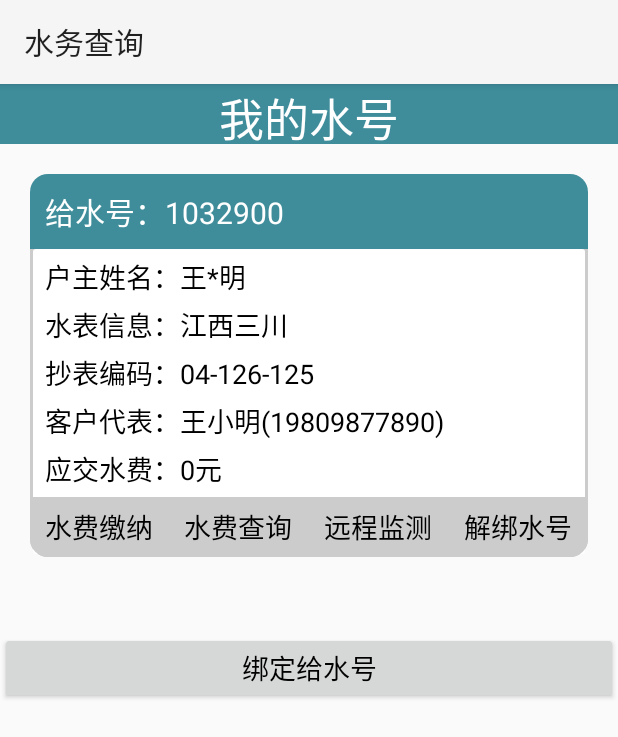
After one commit to CoCoCorina/Water_Query, an Android app: the WaterAccountActivity screen opened directly, with no data from a screen before it, on a phone screen of 412 x 824 dp. The commit adds this screen. Shown: the top 737 px of the screen. Run offline under Robolectric (Android 15) with nearby library versions, the phone set to English and light mode, and no system bars.

Commit message:
我的水号Activity

```diff
--- a/app/src/main/AndroidManifest.xml
+++ b/app/src/main/AndroidManifest.xml
@@ -11,7 +11,8 @@
         android:roundIcon="@mipmap/ic_launcher_round"
         android:supportsRtl="true"
         android:theme="@style/AppTheme">
-        <activity android:name=".activity.PayActivity"></activity>
+        <activity android:name=".activity.WaterAccountActivity"></activity>
+        <activity android:name=".activity.PayActivity" />
         <activity android:name=".activity.BillDetailsActivity" />
         <activity android:name=".activity.MainActivity" />
         <activity android:name=".activity.WelcomeActivity">
--- /dev/null
+++ b/app/src/main/java/com/dev/water_query/activity/WaterAccountActivity.java
@@ -0,0 +1,86 @@
+package com.dev.water_query.activity;
+
+import android.content.Intent;
+import android.os.Bundle;
+import android.view.View;
+import android.widget.TextView;
+
+import androidx.appcompat.app.AppCompatActivity;
+
+import com.dev.water_query.R;
+
+/**
+ * @version: v1.0
+ * @ClassName: WaterAccountActivity
+ * @Package: com.dev.water_query.activity
+ * @Description: 我要缴费Activity
+ * @author: Corina
+ * @date: 2020/10/30 15:09
+ */
+public class WaterAccountActivity extends AppCompatActivity {
+    private TextView mAccountSupplyNumber, mAccountName, mAccountInfo,
+            mAccountCode, mAccountDelegate, mAccountFee,
+            mBtnAccountPay, mBtnAccountQuery, mBtnAccountMonitor, mBtnAccountUnbundling;
+
+
+    @Override
+    protected void onCreate(Bundle savedInstanceState) {
+        super.onCreate(savedInstanceState);
+        setContentView(R.layout.activity_water_account);
+
+        initView();
+        initData();
+        setListener();
+    }
+
+    private void initView() {
+        mAccountSupplyNumber = findViewById(R.id.account_supply_number);
+        mAccountName = findViewById(R.id.account_name);
+        mAccountInfo = findViewById(R.id.account_info);
+        mAccountCode = findViewById(R.id.account_code);
+        mAccountDelegate = findViewById(R.id.account_delegate);
+        mAccountFee = findViewById(R.id.account_fee);
+        mBtnAccountPay = findViewById(R.id.btn_account_pay);
+        mBtnAccountQuery = findViewById(R.id.btn_account_query);
+        mBtnAccountMonitor = findViewById(R.id.btn_account_monitor);
+        mBtnAccountUnbundling = findViewById(R.id.btn_account_unbundling);
+    }
+
+
+    private void initData() {
+        mAccountSupplyNumber.append("1032900");
+        mAccountName.append("王*明");
+        mAccountInfo.append("江西三川");
+        mAccountCode.append("04-126-125");
+        mAccountDelegate.append("王小明(19809877890)");
+        mAccountFee.append("0" + "元");
+    }
+
+    private void setListener() {
+
+        mBtnAccountPay.setOnClickListener(new View.OnClickListener() {
+            @Override
+            public void onClick(View v) {
+                startActivity(new Intent(getBaseContext(), PayActivity.class));
+            }
+        });
+        mBtnAccountQuery.setOnClickListener(new View.OnClickListener() {
+            @Override
+            public void onClick(View v) {
+                startActivity(new Intent(getBaseContext(), BillDetailsActivity.class));
+            }
+        });
+        mBtnAccountMonitor.setOnClickListener(new View.OnClickListener() {
+            @Override
+            public void onClick(View v) {
+
+            }
+        });
+        mBtnAccountUnbundling.setOnClickListener(new View.OnClickListener() {
+            @Override
+            public void onClick(View v) {
+
+            }
+        });
+    }
+}
--- a/app/src/main/java/com/dev/water_query/fragment/HomeFragment.java
+++ b/app/src/main/java/com/dev/water_query/fragment/HomeFragment.java
@@ -17,6 +17,7 @@ import android.widget.Toast;
 import com.dev.water_query.R;
 import com.dev.water_query.activity.BillDetailsActivity;
 import com.dev.water_query.activity.PayActivity;
+import com.dev.water_query.activity.WaterAccountActivity;
 import com.dev.water_query.adapter.GridViewAdapter;
 import com.dev.water_query.adapter.ImagePagerAdapter;
 import com.dev.water_query.adapter.ViewPagerAdapter;
@@ -116,7 +117,7 @@ public class HomeFragment extends Fragment implements View.OnClickListener {
         mListGridViewService = new ArrayList<GridViewEntity>();
         mListGridViewService.add(new GridViewEntity(R.drawable.ic_baseline_chat_24, "水费查询"));
         mListGridViewService.add(new GridViewEntity(R.drawable.ic_baseline_apps_24, "我要交费"));
-        mListGridViewService.add(new GridViewEntity(R.drawable.ic_baseline_chat_24, "用水价格"));
+        mListGridViewService.add(new GridViewEntity(R.drawable.ic_baseline_chat_24, "我的水号"));
         mListGridViewService.add(new GridViewEntity(R.drawable.ic_baseline_chat_24, "电子发票"));
         mListGridViewService.add(new GridViewEntity(R.drawable.ic_baseline_chat_24, "停水降压通知"));
         mListGridViewService.add(new GridViewEntity(R.drawable.ic_baseline_chat_24, "水质水压公告"));
@@ -188,6 +189,9 @@ public class HomeFragment extends Fragment implements View.OnClickListener {
                     case 1:
                         startActivity(new Intent(getActivity(), PayActivity.class));
                         break;
+                    case 2:
+                        startActivity(new Intent(getActivity(), WaterAccountActivity.class));
+                        break;
                     default:
                         Toast.makeText(getActivity(), "hello service item " + position, Toast.LENGTH_SHORT).show();
                         break;
--- a/app/src/main/java/com/dev/water_query/fragment/ServiceFragment.java
+++ b/app/src/main/java/com/dev/water_query/fragment/ServiceFragment.java
@@ -1,8 +1,8 @@
 package com.dev.water_query.fragment;
 
 import android.content.Context;
+import android.content.Intent;
 import android.os.Bundle;
-import androidx.fragment.app.Fragment;
 import android.view.LayoutInflater;
 import android.view.View;
 import android.view.ViewGroup;
@@ -11,7 +11,11 @@ import android.widget.BaseAdapter;
 import android.widget.GridView;
 import android.widget.Toast;
 
+import androidx.fragment.app.Fragment;
+
 import com.dev.water_query.R;
+import com.dev.water_query.activity.BillDetailsActivity;
+import com.dev.water_query.activity.PayActivity;
 import com.dev.water_query.adapter.GridViewAdapter;
 import com.dev.water_query.entity.GridViewEntity;
 
@@ -47,7 +51,7 @@ public class ServiceFragment extends Fragment {
                              Bundle savedInstanceState) {
         mRootView = inflater.inflate(R.layout.service_fragment, container, false);
 
-        initView(inflater,container);
+        initView(inflater, container);
         initData();
         setListener();
 
@@ -119,7 +123,15 @@ public class ServiceFragment extends Fragment {
         mGridViewService.setOnItemClickListener(new AdapterView.OnItemClickListener() {
             @Override
             public void onItemClick(AdapterView<?> parent, View view, int position, long id) {
-                Toast.makeText(mContext, "你点击了~" + position + "~项", Toast.LENGTH_SHORT).show();
+                switch (position) {
+                    case 0:
+                        startActivity(new Intent(getActivity(), BillDetailsActivity.class));
+                        break;
+                    case 1:
+                        startActivity(new Intent(getActivity(), PayActivity.class));
+                        break;
+                    default:
+                }
             }
         });
 
--- /dev/null
+++ b/app/src/main/res/drawable/text_backgroud_bottom_left.xml
@@ -0,0 +1,10 @@
+<?xml version="1.0" encoding="utf-8"?>
+<layer-list xmlns:android="http://schemas.android.com/apk/res/android">
+    <item>
+        <shape android:shape="rectangle">
+            <solid android:color="#cccccc" />
+            <corners android:bottomLeftRadius="18px" />
+        </shape>
+    </item>
+
+</layer-list>
--- /dev/null
+++ b/app/src/main/res/drawable/text_backgroud_bottom_right.xml
@@ -0,0 +1,10 @@
+<?xml version="1.0" encoding="utf-8"?>
+<layer-list xmlns:android="http://schemas.android.com/apk/res/android">
+    <item>
+        <shape android:shape="rectangle">
+            <solid android:color="#cccccc" />
+            <corners android:bottomRightRadius="18px" />
+        </shape>
+    </item>
+
+</layer-list>
--- /dev/null
+++ b/app/src/main/res/layout/activity_water_account.xml
@@ -0,0 +1,168 @@
+<?xml version="1.0" encoding="utf-8"?>
+<LinearLayout xmlns:android="http://schemas.android.com/apk/res/android"
+    xmlns:tools="http://schemas.android.com/tools"
+    android:layout_width="match_parent"
+    android:layout_height="match_parent"
+    android:orientation="vertical"
+    tools:context=".activity.PayActivity">
+
+    <LinearLayout
+        android:layout_width="match_parent"
+        android:layout_height="40dp"
+        android:background="#3F8D9B"
+        android:orientation="vertical">
+
+        <TextView
+            android:layout_width="match_parent"
+            android:layout_height="40dp"
+            android:gravity="center"
+            android:text="我的水号"
+            android:textColor="#FFFFFF"
+            android:textSize="30sp" />
+
+    </LinearLayout>
+
+
+    <LinearLayout
+        android:layout_width="match_parent"
+        android:layout_height="wrap_content"
+        android:layout_margin="20dp"
+        android:orientation="vertical">
+
+        <LinearLayout
+            android:layout_width="match_parent"
+            android:layout_height="50dp"
+            android:background="@drawable/linearlayout_backgroud_top_fillet"
+            android:orientation="horizontal">
+
+            <TextView
+                android:id="@+id/account_supply_number"
+                android:layout_width="match_parent"
+                android:layout_height="match_parent"
+                android:layout_marginLeft="10dp"
+                android:gravity="center_vertical|left"
+                android:text="给水号："
+                android:textColor="#FFFFFF"
+                android:textSize="20sp" />
+
+
+        </LinearLayout>
+
+        <LinearLayout
+            android:layout_width="match_parent"
+            android:layout_height="wrap_content"
+            android:background="@drawable/linearlayout_backgroud_bottom_fillet_shadow"
+            android:orientation="vertical">
+
+            <TextView
+                android:id="@+id/account_name"
+                android:layout_width="match_parent"
+                android:layout_height="wrap_content"
+                android:layout_marginLeft="10dp"
+                android:layout_marginTop="5dp"
+                android:text="户主姓名："
+                android:textColor="#000"
+                android:textSize="18sp" />
+
+            <TextView
+                android:id="@+id/account_info"
+                android:layout_width="match_parent"
+                android:layout_height="wrap_content"
+                android:layout_marginLeft="10dp"
+                android:layout_marginTop="5dp"
+                android:text="水表信息："
+                android:textColor="#000"
+                android:textSize="18sp" />
+
+            <TextView
+                android:id="@+id/account_code"
+                android:layout_width="match_parent"
+                android:layout_height="wrap_content"
+                android:layout_marginLeft="10dp"
+                android:layout_marginTop="5dp"
+                android:text="抄表编码："
+                android:textColor="#000"
+                android:textSize="18sp" />
+
+            <TextView
+                android:id="@+id/account_delegate"
+                android:layout_width="match_parent"
+                android:layout_height="wrap_content"
+                android:layout_marginLeft="10dp"
+                android:layout_marginTop="5dp"
+                android:text="客户代表："
+                android:textColor="#000"
+                android:textSize="18sp" />
+
+            <TextView
+                android:id="@+id/account_fee"
+                android:layout_width="match_parent"
+                android:layout_height="wrap_content"
+                android:layout_marginLeft="10dp"
+                android:layout_marginTop="5dp"
+                android:layout_marginBottom="5dp"
+                android:text="应交水费："
+                android:textColor="#000"
+                android:textSize="18sp" />
+
+            <LinearLayout
+                android:layout_width="match_parent"
+                android:layout_height="40dp"
+                android:orientation="horizontal">
+
+                <TextView
+                    android:id="@+id/btn_account_pay"
+                    android:layout_width="0dp"
+                    android:layout_height="match_parent"
+                    android:layout_weight="1"
+                    android:background="@drawable/text_backgroud_bottom_left"
+                    android:gravity="center"
+                    android:text="水费缴纳"
+                    android:textColor="#000"
+                    android:textSize="18sp" />
+
+                <TextView
+                    android:id="@+id/btn_account_query"
+                    android:layout_width="0dp"
+                    android:layout_height="match_parent"
+                    android:layout_weight="1"
+                    android:background="#cccccc"
+                    android:gravity="center"
+                    android:text="水费查询"
+                    android:textColor="#000"
+                    android:textSize="18sp" />
+
+                <TextView
+                    android:id="@+id/btn_account_monitor"
+                    android:layout_width="0dp"
+                    android:layout_height="match_parent"
+                    android:layout_weight="1"
+                    android:background="#cccccc"
+                    android:gravity="center"
+                    android:text="远程监测"
+                    android:textColor="#000"
+                    android:textSize="18sp" />
+
+                <TextView
+                    android:id="@+id/btn_account_unbundling"
+                    android:layout_width="0dp"
+                    android:layout_height="match_parent"
+                    android:layout_weight="1"
+                    android:background="@drawable/text_backgroud_bottom_right"
+                    android:gravity="center"
+                    android:text="解绑水号"
+                    android:textColor="#000"
+                    android:textSize="18sp" />
+
+            </LinearLayout>
+        </LinearLayout>
+    </LinearLayout>
+
+    <Button
+        android:layout_width="match_parent"
+        android:layout_height="wrap_content"
+        android:layout_marginTop="30dp"
+        android:text="绑定给水号"
+        android:textColor="#000"
+        android:textSize="18sp" />
+</LinearLayout>
```
Also changed, not shown: 1 other file.
